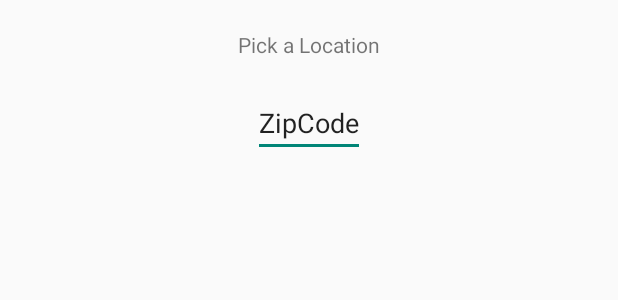
After one commit to ifeadikanwa/Expen, an Android app: the layout pick_location_dialog.xml on its own in the app's theme, with its tools: preview values and no code run, on a phone screen of 412 x 824 dp. The commit adds this screen. Shown: the top 300 px of the screen. Run offline under Robolectric (Android 15) with nearby library versions, the phone set to English and light mode, and no system bars.

Commit message:
Complete basic pick store ui

```diff
--- /dev/null
+++ b/app/src/main/res/layout/pick_location_dialog.xml
@@ -0,0 +1,35 @@
+<?xml version="1.0" encoding="utf-8"?>
+<androidx.constraintlayout.widget.ConstraintLayout xmlns:android="http://schemas.android.com/apk/res/android"
+    android:layout_width="match_parent"
+    android:layout_height="match_parent"
+    xmlns:app="http://schemas.android.com/apk/res-auto">
+
+    <TextView
+        android:id="@+id/pick_location_title"
+        android:layout_width="wrap_content"
+        android:layout_height="wrap_content"
+        android:text="@string/pick_a_location"
+        android:layout_marginTop="20dp"
+        app:layout_constraintEnd_toEndOf="parent"
+        app:layout_constraintStart_toStartOf="parent"
+        app:layout_constraintTop_toTopOf="parent" />
+
+    <EditText
+        android:id="@+id/pick_store_zipcode"
+        android:layout_width="wrap_content"
+        android:layout_height="wrap_content"
+        android:layout_marginTop="20dp"
+        android:text="ZipCode"
+        app:layout_constraintEnd_toEndOf="parent"
+        app:layout_constraintStart_toStartOf="parent"
+        app:layout_constraintTop_toBottomOf="@+id/pick_location_title" />
+
+    <androidx.recyclerview.widget.RecyclerView
+        android:id="@+id/pick_store_recyclerview"
+        android:layout_width="match_parent"
+        android:layout_height="0dp"
+        android:layout_marginTop="20dp"
+        app:layout_constraintBottom_toBottomOf="parent"
+        app:layout_constraintStart_toStartOf="parent"
+        app:layout_constraintTop_toBottomOf="@+id/pick_store_zipcode" />
+</androidx.constraintlayout.widget.ConstraintLayout>
--- a/app/src/main/res/values/strings.xml
+++ b/app/src/main/res/values/strings.xml
@@ -40,4 +40,5 @@
     <string name="other_category_label">Other</string>
     <string name="shopping_sessions">Shopping Sessions</string>
     <string name="pick_a_store">Pick a Store</string>
+    <string name="pick_a_location">Pick a Location</string>
 </resources>
```
